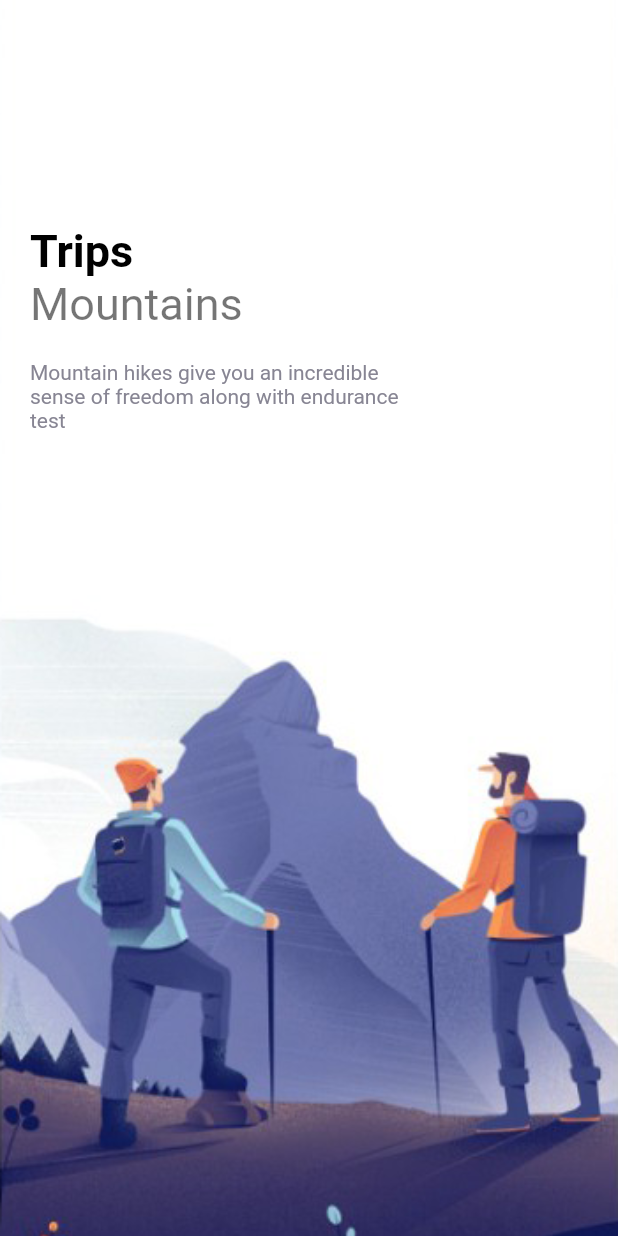
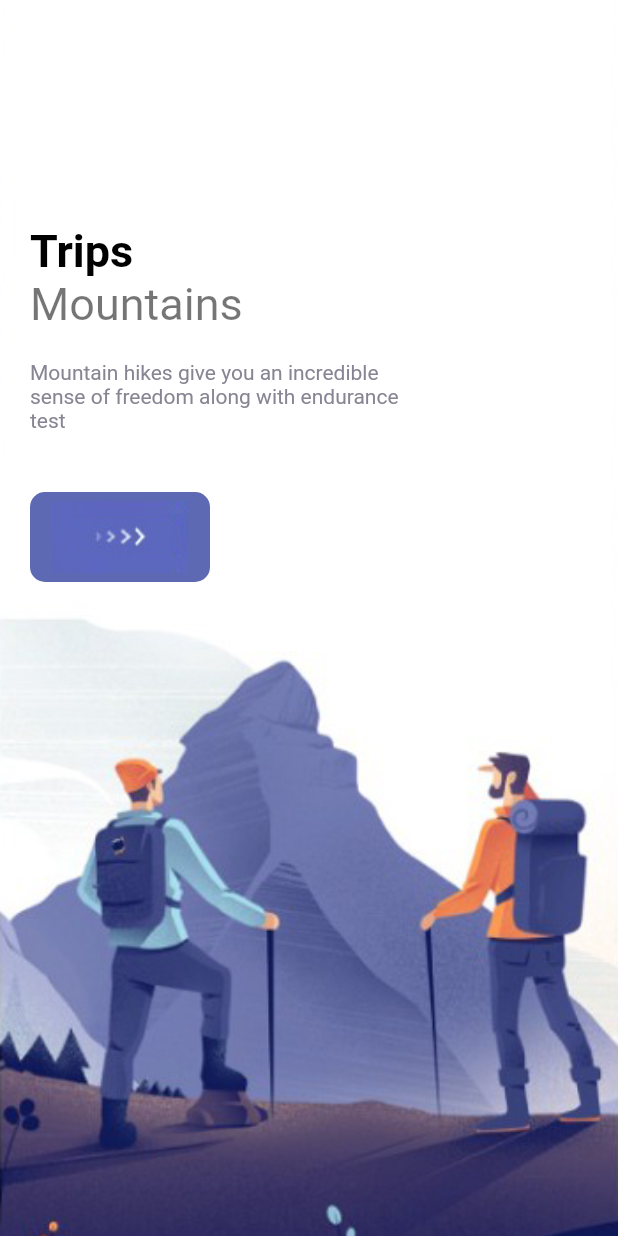
Before and after one commit to anthony-code-hub/Travel_Flutter, a Flutter app: the screen it shows after launch, on a phone screen of 412 x 824 dp. Run offline on Flutter 3.47's test engine with Material 2 defaults, Android fonts, the phone set to English and light mode, and no system bars.

Commit message:
add responsive button

```diff
--- a/lib/pages/welcome_page.dart
+++ b/lib/pages/welcome_page.dart
@@ -2,6 +2,7 @@ import 'package:flutter/material.dart';
 import 'package:flutter_travel_app/misc/colors.dart';
 import 'package:flutter_travel_app/widgets/app_large_text.dart';
 import 'package:flutter_travel_app/widgets/app_text.dart';
+import 'package:flutter_travel_app/widgets/responsive_button.dart';
 
 class WelcomePage extends StatefulWidget {
   const WelcomePage({Key? key}) : super(key: key);
@@ -61,7 +62,11 @@ class _WelcomePageState extends State<WelcomePage> {
                           color: AppColors.textColor2,
                           size: 14,
                         ),
-                      )
+                      ),
+                      SizedBox(
+                        height: 40,
+                      ),
+                      ResponsiveButton(width: 120,)
                     ],
                   )
                 ],
--- /dev/null
+++ b/lib/widgets/responsive_button.dart
@@ -0,0 +1,30 @@
+import 'package:flutter/material.dart';
+import 'package:flutter_travel_app/misc/colors.dart';
+
+class ResponsiveButton extends StatelessWidget {
+  bool? isResponsive;
+  double? width;
+  ResponsiveButton({
+    Key? key,
+    this.isResponsive = false,
+    this.width
+  }) : super(key: key);
+
+  @override
+  Widget build(BuildContext context) {
+    return Container(
+      width: width,
+      height: 60,
+      decoration: BoxDecoration(
+          borderRadius: BorderRadius.circular(10),
+          color: AppColors.mainColor
+      ),
+      child: Row(
+        mainAxisAlignment: MainAxisAlignment.center,
+        children: [
+          Image.asset('img/button-one.png')
+        ],
+      ),
+    );
+  }
+}
```
